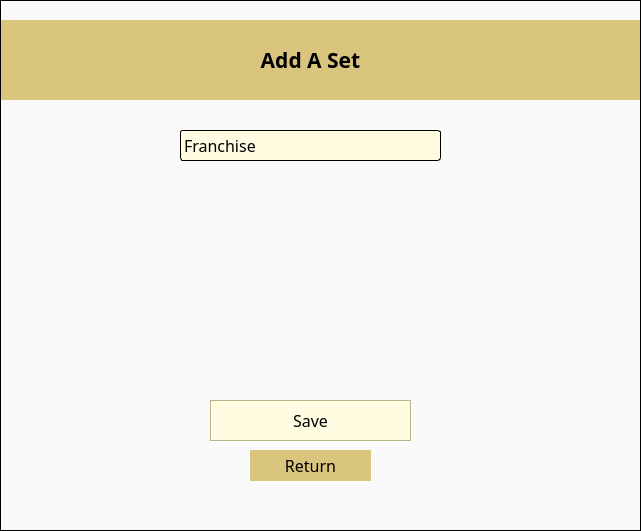
First picture: the form in addset.ui, repository Scaryalet/CardVault, before the edit.
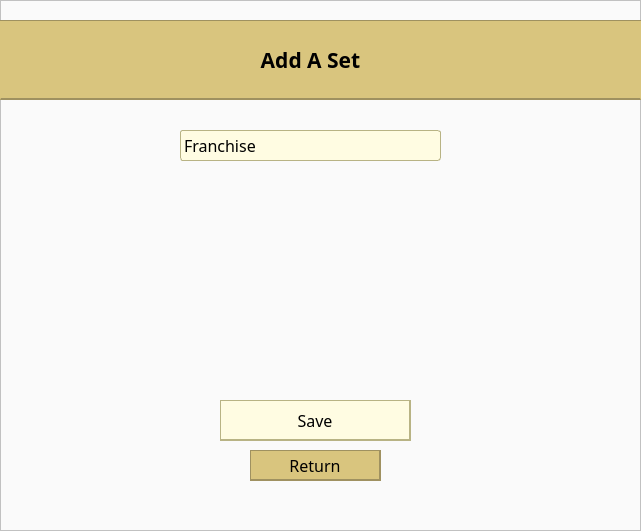
Second picture: the form after the edit. Icons and pictures are not drawn.

What changed in the file:
```diff
--- a/addset.ui
+++ b/addset.ui
@@ -77,9 +77,9 @@
    <widget class="QPushButton" name="addSetButton">
     <property name="geometry">
      <rect>
-      <x>210</x>
+      <x>220</x>
       <y>400</y>
-      <width>201</width>
+      <width>191</width>
       <height>41</height>
      </rect>
     </property>
@@ -91,7 +91,9 @@
     </property>
     <property name="styleSheet">
      <string notr="true">background-color: rgb(255, 252, 226);
-border: 1px solid #B8B384;</string>
+border: 1px solid #B8B384;
+border-bottom: 2px solid #B8B384;
+border-right: 2px solid #B8B384;</string>
     </property>
     <property name="text">
      <string>Save</string>
@@ -102,7 +104,7 @@
      <rect>
       <x>250</x>
       <y>450</y>
-      <width>121</width>
+      <width>131</width>
       <height>31</height>
      </rect>
     </property>
@@ -113,9 +115,10 @@
      </font>
     </property>
     <property name="styleSheet">
-     <string notr="true">background-color: rgb(217, 197, 126);
-border: #9F9160;
-border-width: 1px;</string>
+     <string notr="true">background-color: #D9C57E;
+border: 1px solid #9F9160;
+border-bottom: 2px solid #9F9160;
+border-right: 2px solid #9F9160;</string>
     </property>
     <property name="text">
      <string>Return</string>
@@ -131,8 +134,7 @@
      </rect>
     </property>
     <property name="styleSheet">
-     <string notr="true">border: 1px solid black;
-background-color: rgb(250, 250, 250);</string>
+     <string notr="true">background-color: rgb(250, 250, 250);</string>
     </property>
     <property name="frameShape">
      <enum>QFrame::StyledPanel</enum>
@@ -150,8 +152,8 @@
       </rect>
      </property>
      <property name="styleSheet">
-      <string notr="true">border-bottom: none;
-border-top: none;
+      <string notr="true">border-bottom: 2px solid #9F9160;
+border-top: 1px solid #9F9160;
 background-color: rgb(217, 197, 126);</string>
      </property>
      <property name="frameShape">
@@ -164,9 +166,9 @@
       <property name="geometry">
        <rect>
         <x>190</x>
-        <y>-1</y>
+        <y>9</y>
         <width>241</width>
-        <height>81</height>
+        <height>61</height>
        </rect>
       </property>
       <property name="font">
```
Left out of the diff: 10 changed lines with no effect on the pictures.
